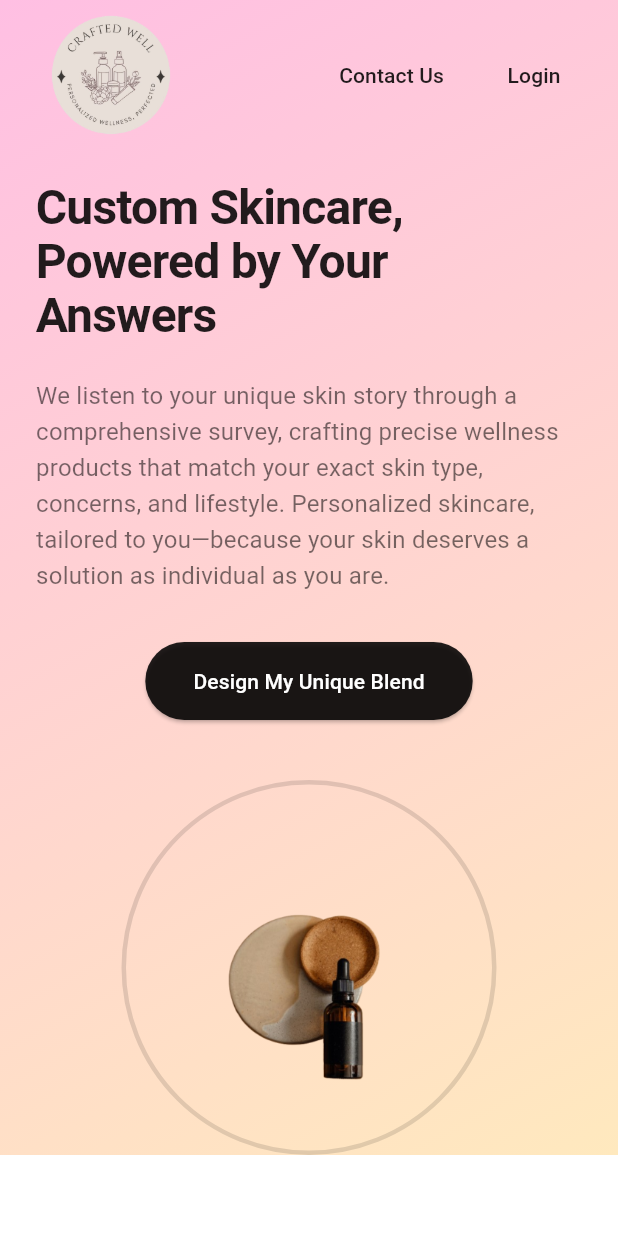
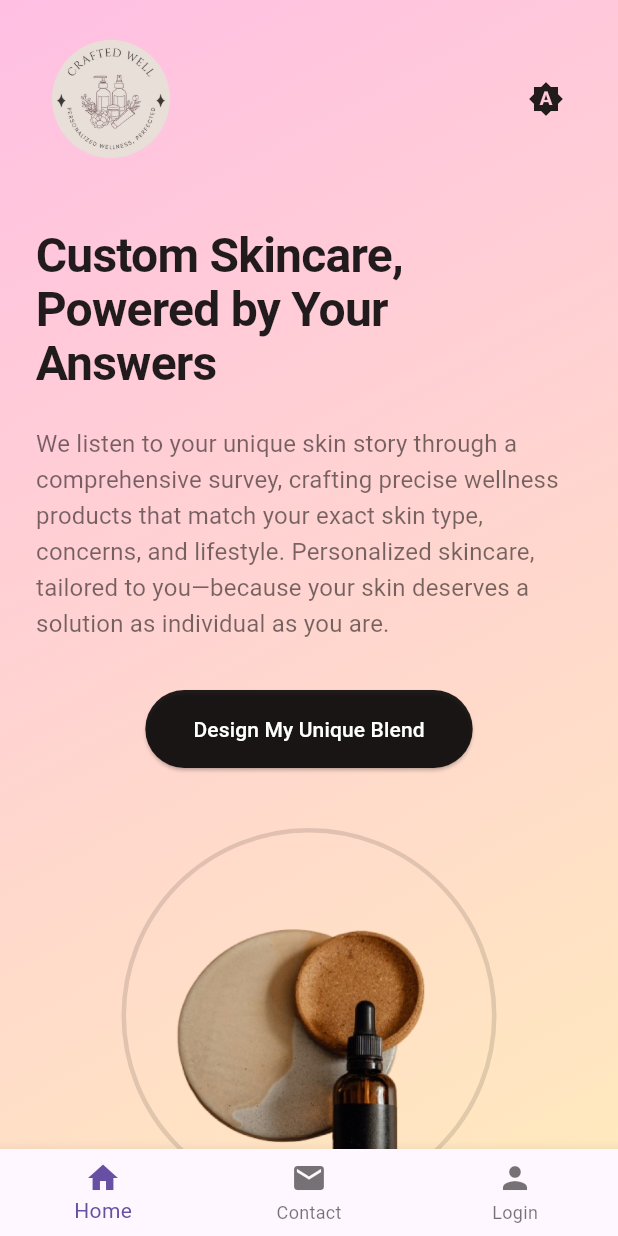
Before and after one commit to ZuhriAshroff/crafted_well_mobile_app, a Flutter app: the screen it shows after launch, on a phone screen of 412 x 824 dp. Run offline on Flutter 3.47's test engine with Material 3 defaults, Android fonts, the phone set to English and light mode, and no system bars.

Commit message:
Login and Registration with Dark/Light mode toggle implementation

```diff
--- a/lib/main.dart
+++ b/lib/main.dart
@@ -1,3 +1,4 @@
+// lib/main.dart
 import 'package:crafted_well_mobile_app/screens/homepage.dart';
 import 'package:crafted_well_mobile_app/theme/theme.dart';
 import 'package:flutter/material.dart';
@@ -6,8 +7,21 @@
   runApp(const CraftedWell());
 }
 
-class CraftedWell extends StatelessWidget {
+class CraftedWell extends StatefulWidget {
   const CraftedWell({Key? key}) : super(key: key);
+
+  @override
+  State<CraftedWell> createState() => _CraftedWellState();
+}
+
+class _CraftedWellState extends State<CraftedWell> {
+  ThemeMode _themeMode = ThemeMode.system;
+
+  void toggleTheme(ThemeMode mode) {
+    setState(() {
+      _themeMode = mode;
+    });
+  }
 
   @override
   Widget build(BuildContext context) {
@@ -15,8 +29,11 @@
       title: 'Skincare App',
       theme: AppTheme.lightTheme,
       darkTheme: AppTheme.darkTheme,
-      themeMode: ThemeMode.system,
-      home: const HomePage(),
+      themeMode: _themeMode,
+      home: HomePage(
+        onThemeModeChanged: toggleTheme,
+        currentThemeMode: _themeMode,
+      ),
     );
   }
 }
--- a/lib/screens/homepage.dart
+++ b/lib/screens/homepage.dart
@@ -1,9 +1,18 @@
+// lib/screens/homepage.dart
 import 'package:crafted_well_mobile_app/theme/theme.dart';
+import 'package:crafted_well_mobile_app/widgets/footer.dart';
 import 'package:crafted_well_mobile_app/widgets/header.dart';
 import 'package:flutter/material.dart';
 
 class HomePage extends StatelessWidget {
-  const HomePage({Key? key}) : super(key: key);
+  final Function(ThemeMode) onThemeModeChanged;
+  final ThemeMode currentThemeMode;
+
+  const HomePage({
+    Key? key,
+    required this.onThemeModeChanged,
+    required this.currentThemeMode,
+  }) : super(key: key);
 
   @override
   Widget build(BuildContext context) {
@@ -19,8 +28,11 @@ class HomePage extends StatelessWidget {
               child: Column(
                 crossAxisAlignment: CrossAxisAlignment.start,
                 children: [
-                  // Header Section
-                  const HeaderSection(),
+                  // Updated HeaderSection with theme toggle
+                  HeaderSection(
+                    onThemeModeChanged: onThemeModeChanged,
+                    currentThemeMode: currentThemeMode,
+                  ),
 
                   const SizedBox(height: 20),
 
@@ -76,6 +88,7 @@ class HomePage extends StatelessWidget {
           ),
         ),
       ),
+      bottomNavigationBar: const BottomNavigation(),
     );
   }
 
@@ -112,8 +125,8 @@ class HomePage extends StatelessWidget {
           ),
           Image.asset(
             'assets/Dark Glass Bottle Mocha 1.png',
-            width: 150,
-            height: 150,
+            width: 900,
+            height: 900,
           ),
         ],
       ),
--- /dev/null
+++ b/lib/widgets/footer.dart
@@ -0,0 +1,43 @@
+import 'package:crafted_well_mobile_app/screens/auth_screen.dart';
+import 'package:flutter/material.dart';
+
+class BottomNavigation extends StatelessWidget {
+  const BottomNavigation({Key? key}) : super(key: key);
+
+  @override
+  Widget build(BuildContext context) {
+    return BottomNavigationBar(
+      type: BottomNavigationBarType.fixed,
+      items: const [
+        BottomNavigationBarItem(
+          icon: Icon(Icons.home),
+          label: 'Home',
+        ),
+        BottomNavigationBarItem(
+          icon: Icon(Icons.mail),
+          label: 'Contact',
+        ),
+        BottomNavigationBarItem(
+          icon: Icon(Icons.person),
+          label: 'Login',
+        ),
+      ],
+      onTap: (index) {
+        switch (index) {
+          case 1:
+            // Handle Contact navigation
+            break;
+          case 2:
+            // Handle Login navigation
+            Navigator.push(
+              context,
+              MaterialPageRoute(
+                builder: (context) => const AuthScreen(initialTabIndex: 0),
+              ),
+            );
+            break;
+        }
+      },
+    );
+  }
+}
--- a/lib/widgets/header.dart
+++ b/lib/widgets/header.dart
@@ -1,49 +1,77 @@
 import 'package:flutter/material.dart';
 
 class HeaderSection extends StatelessWidget {
-  const HeaderSection({Key? key}) : super(key: key);
+  final Function(ThemeMode)? onThemeModeChanged;
+  final ThemeMode? currentThemeMode;
+
+  const HeaderSection({
+    Key? key,
+    this.onThemeModeChanged,
+    this.currentThemeMode,
+  }) : super(key: key);
 
   @override
   Widget build(BuildContext context) {
     final isDarkMode = Theme.of(context).brightness == Brightness.dark;
 
-    return Row(
+    return Padding(
+      padding: const EdgeInsets.symmetric(vertical: 16.0),
+      child: Row(
         mainAxisAlignment: MainAxisAlignment.spaceBetween,
         children: [
-        // Logo
+          // Logo on the left
           Image.asset(
             'assets/Crafted Well Logo (2).png',
             height: 100,
           ),
 
-        Row(
-          children: [
-            // Contact Us Button
-            TextButton(
-              onPressed: () {},
-              child: Text(
-                'Contact Us',
-                style: TextStyle(
+          // Theme toggle on the right
+          if (onThemeModeChanged != null && currentThemeMode != null)
+            PopupMenuButton<ThemeMode>(
+              icon: Icon(
+                currentThemeMode == ThemeMode.system
+                    ? Icons.brightness_auto
+                    : currentThemeMode == ThemeMode.light
+                        ? Icons.light_mode
+                        : Icons.dark_mode,
                 color: isDarkMode ? Colors.white : Colors.black87,
               ),
+              onSelected: onThemeModeChanged,
+              itemBuilder: (context) => [
+                const PopupMenuItem(
+                  value: ThemeMode.system,
+                  child: Row(
+                    children: [
+                      Icon(Icons.brightness_auto),
+                      SizedBox(width: 8),
+                      Text('System'),
+                    ],
                   ),
                 ),
-
-            const SizedBox(width: 16),
-
-            // Login Button
-            TextButton(
-              onPressed: () {},
-              child: Text(
-                'Login',
-                style: TextStyle(
-                  color: isDarkMode ? Colors.white : Colors.black87,
+                const PopupMenuItem(
+                  value: ThemeMode.light,
+                  child: Row(
+                    children: [
+                      Icon(Icons.light_mode),
+                      SizedBox(width: 8),
+                      Text('Light'),
+                    ],
                   ),
+                ),
+                const PopupMenuItem(
+                  value: ThemeMode.dark,
+                  child: Row(
+                    children: [
+                      Icon(Icons.dark_mode),
+                      SizedBox(width: 8),
+                      Text('Dark'),
+                    ],
                   ),
                 ),
               ],
             ),
         ],
+      ),
     );
   }
 }
```
Also changed, not shown: lib/screens/auth_screen.dart (added, +290 -0 lines), lib/theme/simple_theme_toggle.dart (added, +34 -0 lines), lib/theme/theme_switcher.dart (added, +109 -0 lines). Lines whose indentation alone changed are shown as unchanged.
